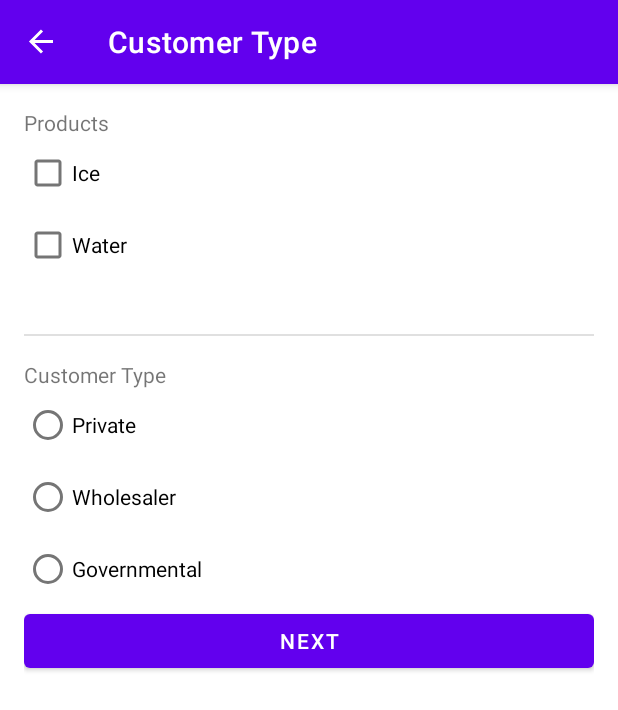
After one commit to btocntrs/Jefe_de_Ruta, an Android app: the NewClientTypeFragment screen opened through its navigation route, on a phone screen of 412 x 824 dp. The commit adds this screen. Shown: the top 710 px of the screen. Run offline under Robolectric (Android 15) with nearby library versions, the phone set to English and light mode, and no system bars; our stand-ins replace data binding, navigation-ui.

Commit message:
Se implemento el fragmento para el tipo de cliente.

```diff
--- a/app/src/main/java/com/gruposinai/jefederuta/adapter/ClientItemAdapter.kt
+++ b/app/src/main/java/com/gruposinai/jefederuta/adapter/ClientItemAdapter.kt
@@ -6,7 +6,7 @@ import android.view.ViewGroup
 import android.widget.TextView
 import androidx.recyclerview.widget.RecyclerView
 import com.gruposinai.jefederuta.R
-import com.gruposinai.jefederuta.data.clients
+import com.gruposinai.jefederuta.data.Data.Companion.clients
 
 class ClientItemAdapter: RecyclerView.Adapter<ClientItemAdapter.ClientViewHolder>() {
 
--- a/app/src/main/java/com/gruposinai/jefederuta/fragment/ClientListFragment.kt
+++ b/app/src/main/java/com/gruposinai/jefederuta/fragment/ClientListFragment.kt
@@ -6,8 +6,7 @@ import android.view.View
 import android.view.ViewGroup
 import androidx.fragment.app.Fragment
 import androidx.navigation.fragment.findNavController
-import androidx.recyclerview.widget.RecyclerView
-import com.google.android.material.floatingactionbutton.FloatingActionButton
+import com.gruposinai.jefederuta.R
 import com.gruposinai.jefederuta.adapter.ClientItemAdapter
 import com.gruposinai.jefederuta.databinding.FragmentClientListBinding
 
@@ -15,27 +14,28 @@ import com.gruposinai.jefederuta.databinding.FragmentClientListBinding
 class ClientListFragment : Fragment() {
 
     private lateinit var binding: FragmentClientListBinding
-    private lateinit var clientsRecyclerView: RecyclerView
-    private val addClientButton: FloatingActionButton by lazy { binding.newClientButton }
 
     override fun onCreateView(
         inflater: LayoutInflater,
         container: ViewGroup?,
         savedInstanceState: Bundle?
-    ): View? {
+    ): View {
         binding = FragmentClientListBinding.inflate(inflater, container, false)
         return binding.root
     }
 
     override fun onViewCreated(view: View, savedInstanceState: Bundle?) {
-        binding.clientListRecyclerView.adapter = ClientItemAdapter()
-        binding.clientListRecyclerView.setHasFixedSize(true)
-        addClientButton.setOnClickListener{ newClientForm() }
+
+        binding.apply {
+            clientListRecyclerView.adapter = ClientItemAdapter()
+            clientListRecyclerView.setHasFixedSize(true)
+
+            newClientButton.setOnClickListener { newClientForm() }
+        }
     }
 
     private fun newClientForm(){
-        val action = ClientListFragmentDirections.actionClientListFragmentToNewClientNameFragment()
-        findNavController().navigate(action)
+        findNavController().navigate(R.id.action_clientListFragment_to_newClientNameFragment)
     }
 
 }
--- /dev/null
+++ b/app/src/main/java/com/gruposinai/jefederuta/fragment/NewClientTypeFragment.kt
@@ -0,0 +1,59 @@
+package com.gruposinai.jefederuta.fragment
+
+import android.os.Bundle
+import android.view.LayoutInflater
+import android.view.View
+import android.view.ViewGroup
+import android.widget.Toast
+import androidx.fragment.app.Fragment
+import androidx.fragment.app.activityViewModels
+import com.gruposinai.jefederuta.R
+import com.gruposinai.jefederuta.databinding.FragmentNewClientTypeBinding
+import com.gruposinai.jefederuta.model.ClientViewModel
+
+class NewClientTypeFragment : Fragment() {
+
+    private val sharedViewModel: ClientViewModel by activityViewModels()
+    private lateinit var binding: FragmentNewClientTypeBinding
+
+    override fun onCreateView(
+        inflater: LayoutInflater,
+        container: ViewGroup?,
+        savedInstanceState: Bundle?
+    ): View {
+        binding = FragmentNewClientTypeBinding.inflate(inflater, container, false)
+        return binding.root
+    }
+
+    override fun onViewCreated(view: View, savedInstanceState: Bundle?) {
+        super.onViewCreated(view, savedInstanceState)
+        binding.apply {
+            sharedViewModel = this@NewClientTypeFragment.sharedViewModel
+            nextButton.setOnClickListener { nextScreen() }
+        }
+    }
+
+    private fun nextScreen(){
+        if(sharedViewModel.iceBuyer.value!! || sharedViewModel.waterBuyer.value!!){
+            setErrorCustomerType(false)
+            val template = "Ice = ${sharedViewModel.iceBuyer.value} - Water = ${sharedViewModel.waterBuyer.value}"
+            Toast.makeText(context, template, Toast.LENGTH_LONG).show()
+
+        } else {
+            setErrorCustomerType(true)
+        }
+    }
+
+    private fun setErrorCustomerType(error: Boolean){
+        if(error){
+            val errorMsg = getString(R.string.product_error)
+            binding.errorTextView.error = errorMsg
+            binding.errorTextView.text = errorMsg
+        } else {
+            binding.errorTextView.error = null
+            binding.errorTextView.text = ""
+        }
+    }
+
+
+}
--- /dev/null
+++ b/app/src/main/java/com/gruposinai/jefederuta/model/ClientViewModel.kt
@@ -0,0 +1,55 @@
+package com.gruposinai.jefederuta.model
+
+import androidx.lifecycle.LiveData
+import androidx.lifecycle.MutableLiveData
+import androidx.lifecycle.ViewModel
+import com.gruposinai.jefederuta.data.Data.Companion.clients
+
+class ClientViewModel: ViewModel() {
+
+    private val clientList = clients
+
+    private val _name = MutableLiveData<String>("")
+    val name: LiveData<String> = _name
+
+    private val _alias = MutableLiveData<String>("")
+    val alias: LiveData<String> = _alias
+
+    private val _iceBuyer = MutableLiveData<Boolean>(false)
+    val iceBuyer: LiveData<Boolean> = _iceBuyer
+
+    private val _waterBuyer = MutableLiveData<Boolean>(false)
+    val waterBuyer: LiveData<Boolean> = _waterBuyer
+
+    private val _customerType = MutableLiveData<String>("")
+    val customerType: LiveData<String> = _customerType
+
+    fun setName(name: String){
+        _name.value = name
+    }
+
+    fun setAlias(alias: String){
+        _alias.value = alias
+    }
+
+    fun setIceBuyer(isIceBuyer: Boolean){
+        _iceBuyer.value = isIceBuyer
+    }
+
+    fun setWaterBuyer(isWaterBuyer: Boolean){
+        _waterBuyer.value = isWaterBuyer
+    }
+
+    fun setCustomerType(typeSelected: String){
+        _customerType.value = typeSelected
+    }
+
+    fun hasNoCustomerTypeSet(): Boolean{
+        return _customerType.value.isNullOrEmpty()
+    }
+
+    fun addClient(newClient: Client){
+        clientList.add(newClient)
+    }
+
+}
--- /dev/null
+++ b/app/src/main/res/layout/fragment_new_client_type.xml
@@ -0,0 +1,109 @@
+<?xml version="1.0" encoding="utf-8"?>
+<layout xmlns:android="http://schemas.android.com/apk/res/android"
+    xmlns:tools="http://schemas.android.com/tools"
+    tools:context=".fragment.NewClientTypeFragment">
+
+    <data>
+        <variable
+            name="sharedViewModel"
+            type="com.gruposinai.jefederuta.model.ClientViewModel" />
+    </data>
+
+    <LinearLayout
+        android:layout_width="match_parent"
+        android:layout_height="wrap_content"
+        android:orientation="vertical"
+        android:padding="@dimen/side_margin">
+
+        <TextView
+            android:id="@+id/products_text_view"
+            android:layout_width="wrap_content"
+            android:layout_height="wrap_content"
+            android:text="@string/products">
+        </TextView>
+
+        <CheckBox
+            android:id="@+id/ice_check_box"
+            android:layout_width="wrap_content"
+            android:layout_height="wrap_content"
+            android:text="@string/ice"
+            android:checked="@{sharedViewModel.iceBuyer}"
+            android:onClick="@{() -> sharedViewModel.setIceBuyer(!sharedViewModel.iceBuyer)}">
+        </CheckBox>
+
+        <CheckBox
+            android:id="@+id/water_check_box"
+            android:layout_width="wrap_content"
+            android:layout_height="wrap_content"
+            android:text="@string/water"
+            android:checked="@{sharedViewModel.waterBuyer}"
+            android:onClick="@{() -> sharedViewModel.setWaterBuyer(!sharedViewModel.waterBuyer)}">
+        </CheckBox>
+
+        <TextView
+            android:id="@+id/error_text_view"
+            android:layout_width="wrap_content"
+            android:layout_height="wrap_content"
+            style="@style/Widget.JefeDeRuta.TextInputLayout.OutlinedBox"
+            android:text="">
+        </TextView>
+
+        <View
+            android:id="@+id/divider1"
+            style="@style/Widget.JefeDeRuta.Divider"
+            android:layout_width="match_parent"
+            android:layout_height="1dp"
+            android:layout_marginTop="@dimen/side_margin"
+            android:layout_marginBottom="@dimen/side_margin"/>
+
+        <TextView
+            android:id="@+id/customer_type_text_view"
+            android:layout_width="wrap_content"
+            android:layout_height="wrap_content"
+            android:text="@string/customer_type">
+        </TextView>
+
+        <RadioGroup
+            android:id="@+id/customer_type_radio_group"
+            android:layout_width="wrap_content"
+            android:layout_height="wrap_content"
+            android:orientation="vertical">
+
+            <RadioButton
+                android:id="@+id/private_radio_button"
+                android:layout_width="wrap_content"
+                android:layout_height="wrap_content"
+                android:text="@string/private_client"
+                android:checked="@{sharedViewModel.customerType.equals(@string/private_client)}"
+                android:onClick="@{() -> sharedViewModel.setCustomerType(@string/private_client)}">
+            </RadioButton>
+
+            <RadioButton
+                android:id="@+id/wholesaler_radio_button"
+                android:layout_width="wrap_content"
+                android:layout_height="wrap_content"
+                android:text="@string/wholesaler_client"
+                android:checked="@{sharedViewModel.customerType.equals(@string/wholesaler_client)}"
+                android:onClick="@{() -> sharedViewModel.setCustomerType(@string/wholesaler_client)}">
+            </RadioButton>
+
+            <RadioButton
+                android:id="@+id/governmental_radio_button"
+                android:layout_width="wrap_content"
+                android:layout_height="wrap_content"
+                android:text="@string/governmental"
+                android:checked="@{sharedViewModel.customerType.equals(@string/governmental)}"
+                android:onClick="@{() -> sharedViewModel.setCustomerType(@string/governmental)}">
+            </RadioButton>
+
+        </RadioGroup>
+
+        <Button
+            android:id="@+id/next_button"
+            android:layout_width="match_parent"
+            android:layout_height="wrap_content"
+            android:text="@string/next_button">
+        </Button>
+
+    </LinearLayout>
+</layout>
--- a/app/src/main/res/navigation/nav_graph_clients.xml
+++ b/app/src/main/res/navigation/nav_graph_clients.xml
@@ -22,5 +22,13 @@
         <action
             android:id="@+id/action_newClientNameFragment_to_clientListFragment"
             app:destination="@id/clientListFragment" />
+        <action
+            android:id="@+id/action_newClientNameFragment_to_newClientTypeFragment"
+            app:destination="@id/newClientTypeFragment" />
     </fragment>
+    <fragment
+        android:id="@+id/newClientTypeFragment"
+        android:name="com.gruposinai.jefederuta.fragment.NewClientTypeFragment"
+        android:label="@string/customer_type"
+        tools:layout="@layout/fragment_new_client_type" />
 </navigation>
--- a/app/src/main/res/values/dimens.xml
+++ b/app/src/main/res/values/dimens.xml
@@ -2,4 +2,7 @@
     <!-- Default screen margins, per the Android Design guidelines. -->
     <dimen name="fragment_horizontal_margin">16dp</dimen>
     <dimen name="fragment_vertical_margin">16dp</dimen>
+    <dimen name="side_margin">16dp</dimen>
+    <dimen name="margin_between_elements">8dp</dimen>
+    <dimen name="radio_button_padding">8dp</dimen>
 </resources>
--- a/app/src/main/res/values/strings.xml
+++ b/app/src/main/res/values/strings.xml
@@ -19,5 +19,13 @@
     <string name="prompt_client_name">Name of client</string>
     <string name="required_field">This field is required</string>
     <string name="prompt_client_alias" translatable="false">Alias</string>
+    <string name="ice">Ice</string>
+    <string name="water">Water</string>
+    <string name="products">Products</string>
+    <string name="customer_type">Customer Type</string>
+    <string name="private_client">Private</string>
+    <string name="wholesaler_client">Wholesaler</string>
+    <string name="governmental">Governmental</string>
+    <string name="product_error">Select at least one product </string>
 
 </resources>
--- a/app/src/main/res/values/styles.xml
+++ b/app/src/main/res/values/styles.xml
@@ -7,4 +7,9 @@
         <item name="errorIconDrawable">@drawable/ic_error</item>
         <item name="helperTextTextAppearance">@style/TextAppearance.MaterialComponents.Subtitle1</item>
     </style>
+
+    <!-- Divider style -->
+    <style name="Widget.JefeDeRuta.Divider" parent="">
+        <item name="android:background">?attr/dividerHorizontal</item>
+    </style>
 </resources>
--- a/build.gradle
+++ b/build.gradle
@@ -1,10 +1,7 @@
 buildscript {
-    ext{
-        nav_version = "2.3.1"
-    }
 
     dependencies {
-        classpath "androidx.navigation:navigation-safe-args-gradle-plugin:$nav_version"
+        classpath "androidx.navigation:navigation-safe-args-gradle-plugin:2.4.1"
     }
 
 }
```
Also changed, not shown: app/build.gradle (+19 -12 lines), app/src/main/java/com/gruposinai/jefederuta/data/Data.kt (+19 -15 lines), app/src/main/java/com/gruposinai/jefederuta/fragment/NewClientNameFragment.kt (+24 -11 lines), app/src/main/java/com/gruposinai/jefederuta/model/Client.kt (+6 -16 lines), app/src/main/res/layout/fragment_client_list.xml (+11 -5 lines), app/src/main/res/layout/fragment_login_user.xml (+12 -8 lines), app/src/main/res/layout/fragment_new_client_name.xml (+15 -10 lines), 1 other file.
